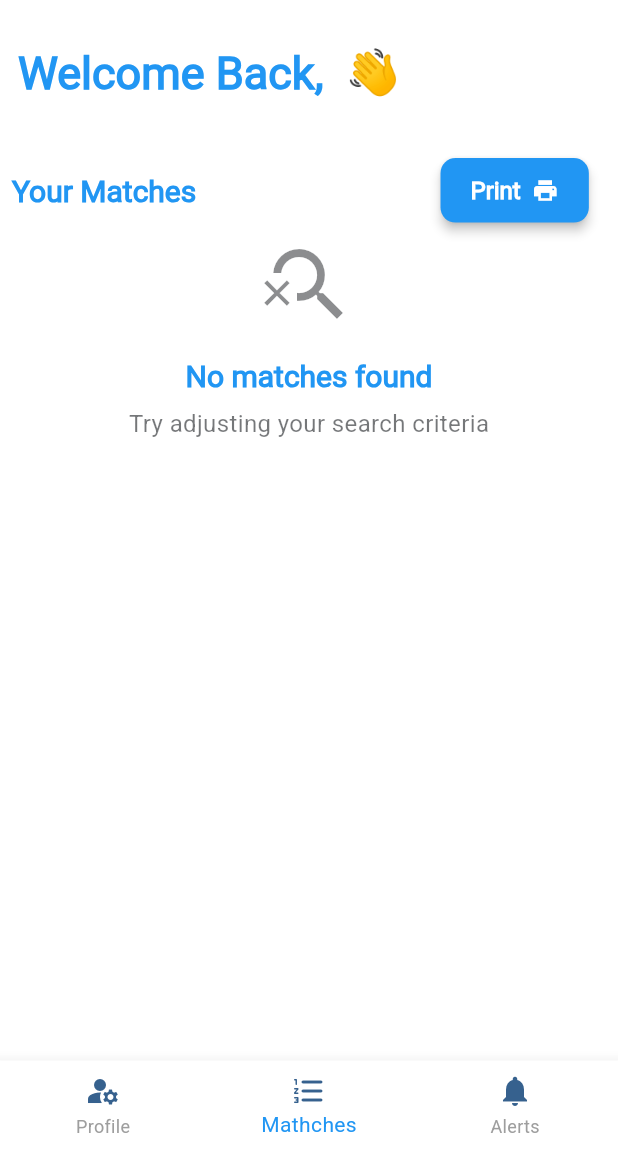
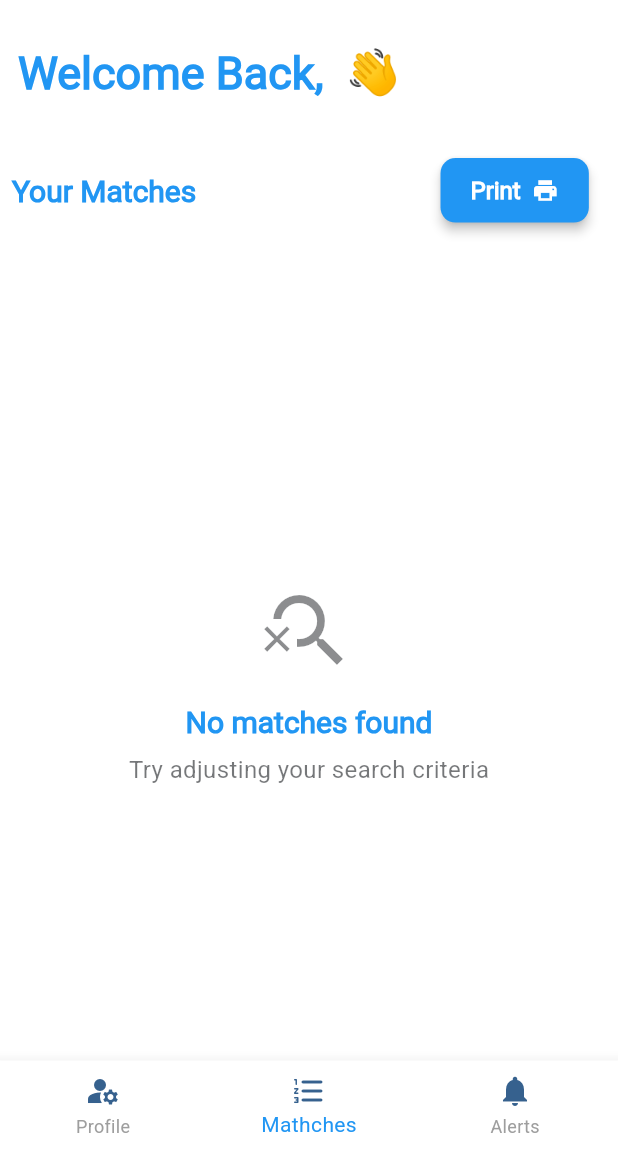
Before and after one commit to KAREEM2-ui/TalebOman, a Flutter app: the userHomeScreen screen opened directly, on a phone screen of 412 x 824 dp, the part 84-1236 px from its top. Run offline on Flutter 3.47's test engine with Material 3 defaults, Android fonts, the phone set to English and light mode, and no system bars; our stand-ins replace cloud_firestore, firebase_auth, firebase_core, firebase_messaging, flutter_local_notifications, open_filex and 4 more; accounts and stored records are empty.

Commit message:
ui fixes

```diff
--- a/lib/Screens/User/MatchesScreen.dart
+++ b/lib/Screens/User/MatchesScreen.dart
@@ -16,7 +16,8 @@ class MatchesPage extends StatelessWidget {
     var userProfileProvider = Provider.of<UserProfileProvider>(context);
     var theme = Theme.of(context);
 
-   return Column(
+   return SizedBox.expand(
+     child: Column(
        crossAxisAlignment: CrossAxisAlignment.start,
        children: [
       Padding(
@@ -34,9 +35,10 @@ class MatchesPage extends StatelessWidget {
       else
         ChangeNotifierProvider(
           create: (_) => MatchesListProvider(userProfileProvider.userProfile!,userProfileProvider.didUpdated),
-        child: const MatchedList(),
+          child: Expanded(child: const MatchedList()),
         ),
        ],
+     ),
    );
 
   }
--- a/lib/Screens/User/matchesList.dart
+++ b/lib/Screens/User/matchesList.dart
@@ -55,7 +55,7 @@ class MatchedList extends StatelessWidget {
 
 
               // State
-              _buildCurrentState(context, matchesListProvider),
+              Expanded(child: _buildCurrentState(context, matchesListProvider)),
             ]
         )
 
```
Lines whose indentation alone changed are shown as unchanged.
